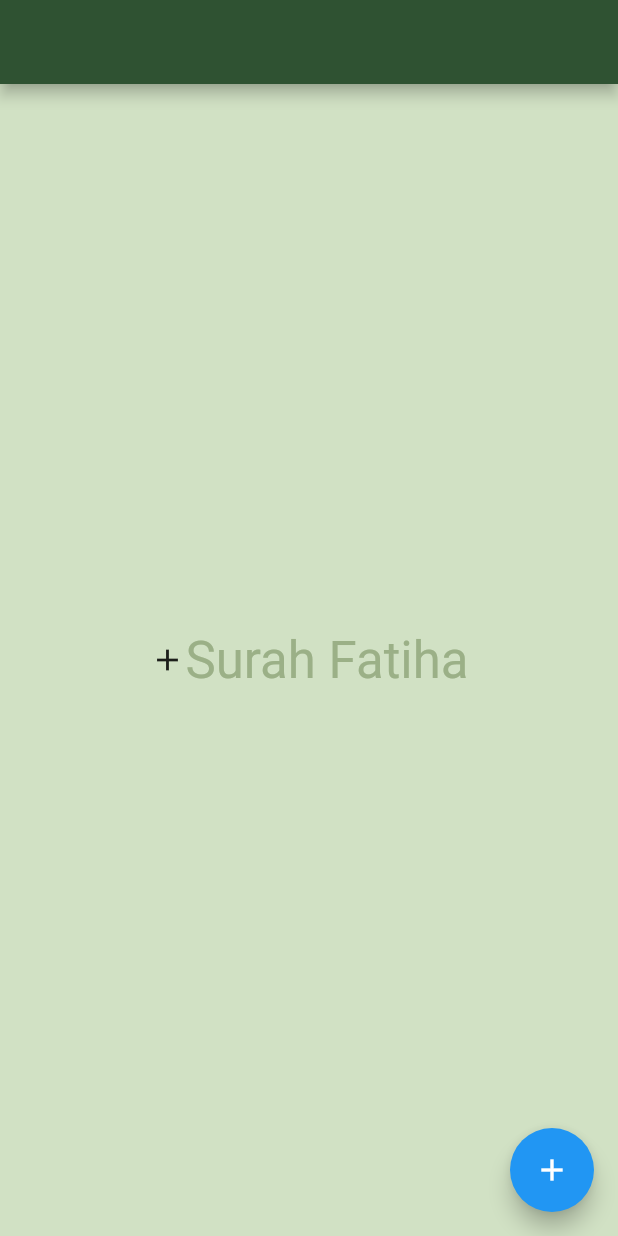
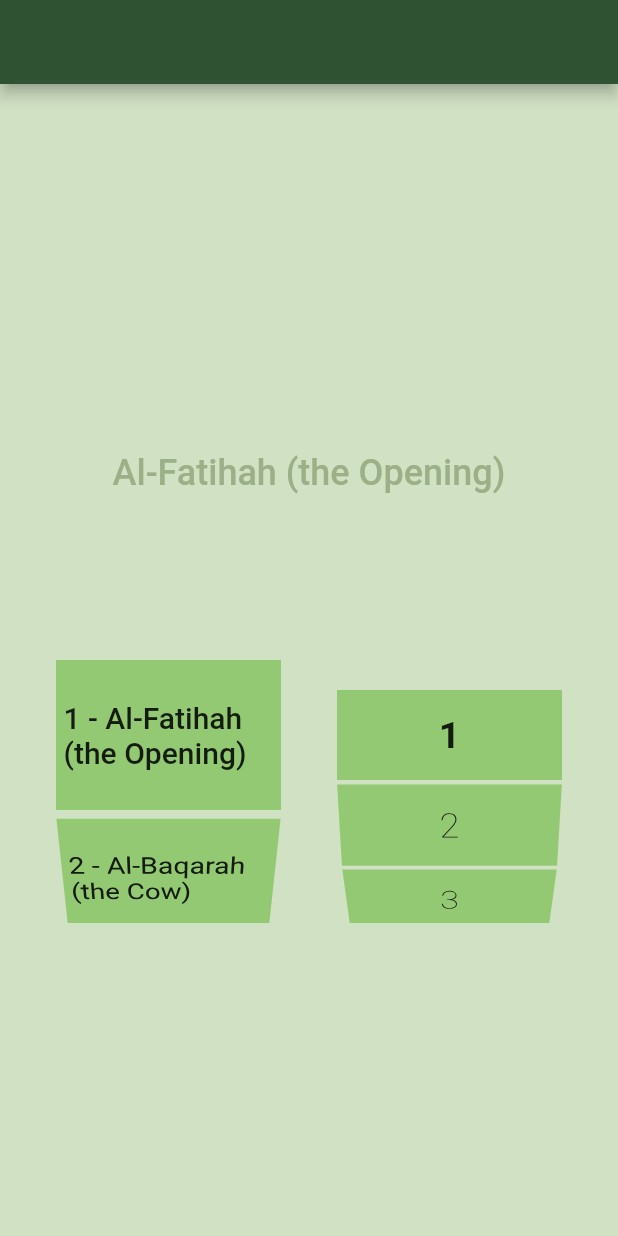
Before and after one commit to ibadsiddiqui/quran-app, a Flutter app: the screen it shows after launch, on a phone screen of 412 x 824 dp. Run offline on Flutter 3.47's test engine with Material 2 defaults, Android fonts, the phone set to English and light mode, and no system bars; our stand-ins replace firebase_core; accounts and stored records are empty.

Commit message:
theme and style updated

```diff
--- a/lib/src/app.dart
+++ b/lib/src/app.dart
@@ -23,6 +23,7 @@ class MyApp extends StatelessWidget {
           return MaterialApp(
             title: 'Flutter Demo',
             theme: getTheme(),
+            debugShowCheckedModeBanner: false,
             home: MyHomePage(title: ''),
           );
         }
--- a/lib/src/pages/dashboard.dart
+++ b/lib/src/pages/dashboard.dart
@@ -1,4 +1,5 @@
 import 'package:flutter/material.dart';
+import 'package:quran_marker/utils/names-list.dart';
 
 class MyHomePage extends StatefulWidget {
   MyHomePage({Key key, this.title}) : super(key: key);
@@ -10,38 +11,110 @@ class MyHomePage extends StatefulWidget {
 }
 
 class _MyHomePageState extends State<MyHomePage> {
-  int _counter = 0;
+  int _selectedSurah = 0;
+  int _selectedVerse = 1;
 
-  void _incrementCounter() {
-    setState(() => _counter++);
+  List _verses = new List<int>.generate(SURAH_NAMES[0]["limit"], (i) => i + 1);
+
+  void _updateSurah(int index) {
+    setState(() {
+      _selectedSurah = index;
+      _verses =
+          new List<int>.generate(SURAH_NAMES[index]["limit"], (i) => i + 1);
+    });
+  }
+
+  void _updateVerse(int index) {
+    setState(() {
+      _selectedVerse = index;
+    });
   }
 
   @override
   Widget build(BuildContext context) {
     ThemeData theme = Theme.of(context);
+    Map surahMap = SURAH_NAMES[this._selectedSurah];
+    print(this._selectedVerse);
     return Scaffold(
       appBar: AppBar(
         title: Text(widget.title),
       ),
-      body: Center(
-        child: Column(
+      body: Column(
         mainAxisAlignment: MainAxisAlignment.center,
         children: <Widget>[
+          Container(
+            alignment: Alignment.center,
+            padding: EdgeInsets.symmetric(horizontal: 30),
+            height: 100,
+            child: Text(
+              surahMap["name"],
+              style: theme.textTheme.headline6,
+              overflow: TextOverflow.fade,
+              softWrap: true,
+            ),
+          ),
           Row(
-              mainAxisAlignment: MainAxisAlignment.center,
+            mainAxisAlignment: MainAxisAlignment.spaceEvenly,
             children: [
-                Icon(Icons.add),
-                Text('Surah Fatiha', style: theme.textTheme.headline4),
+              Container(
+                height: 250,
+                width: 150,
+                // color: Color(0xFF93C972),
+                child: ListWheelScrollView(
+                  itemExtent: 100,
+                  onSelectedItemChanged: this._updateSurah,
+                  children: SURAH_NAMES.map((item) {
+                    var id = item["id"];
+                    var name = item["name"];
+                    return Container(
+                      alignment: Alignment.centerLeft,
+                      padding: EdgeInsets.symmetric(horizontal: 5),
+                      color: Color(0xFF93C972),
+                      child: Text(
+                        "$id - $name",
+                        style: TextStyle(
+                          fontSize: 20,
+                          fontWeight: surahMap["id"] == id
+                              ? FontWeight.w500
+                              : FontWeight.w400,
+                        ),
+                      ),
+                    );
+                  }).toList(),
+                ),
+              ),
+              Container(
+                height: 250,
+                width: 150,
+                // color: Color(0xFF93C972),
+                child: ListWheelScrollView(
+                  itemExtent: 60,
+                  onSelectedItemChanged: this._updateVerse,
+                  children: _verses.map((item) {
+                    return Container(
+                      color: Color(0xFF93C972),
+                      alignment: Alignment.center,
+                      padding: EdgeInsets.symmetric(horizontal: 5),
+                      child: Text("$item",
+                          style: TextStyle(
+                            fontSize: 25,
+                            fontWeight: _selectedVerse == item
+                                ? FontWeight.w600
+                                : FontWeight.w200,
+                          )),
+                    );
+                  }).toList(),
+                ),
+              ),
             ],
           ),
         ],
       ),
-      ),
-      floatingActionButton: FloatingActionButton(
-        onPressed: _incrementCounter,
-        tooltip: 'Increment',
-        child: Icon(Icons.add),
-      ),
+      // floatingActionButton: FloatingActionButton(
+      //   onPressed: _incrementCounter,
+      //   tooltip: 'Increment',
+      //   child: Icon(Icons.add),
+      // ),
     );
   }
 }
--- a/lib/src/pages/theme.dart
+++ b/lib/src/pages/theme.dart
@@ -30,6 +30,7 @@ ThemeData getTheme() {
       ),
       headline4: TextStyle(
         color: Color(0xFF9BB087),
+        fontSize: 30,
         //     color: Color(0xFF281700),
         //     fontWeight: FontWeight.bold,
       ),
@@ -39,11 +40,14 @@ ThemeData getTheme() {
         //     fontSize: 22,
         //     fontWeight: FontWeight.bold,
       ),
-      //   headline6: TextStyle(
-      //     color: Color(0xFF281700),
-      //     fontSize: 14,
-      //     fontWeight: FontWeight.bold,
-      //   ),
+      headline6: TextStyle(
+        color: Color(0xFF9BB087),
+        fontSize: 24,
+
+        //     color: Color(0xFF281700),
+        //     fontSize: 14,
+        //     fontWeight: FontWeight.bold,
+      ),
     ),
     // visualDensity: VisualDensity.adaptivePlatformDensity,
   );
--- a/lib/utils/names-list.dart
+++ b/lib/utils/names-list.dart
@@ -1,116 +1,116 @@
-const List<Map> quran_name = [
-  {"id": 1, "name": "Al-Fatihah (the Opening)"},
-  {"id": 2, "name": "Al-Baqarah (the Cow)"},
-  {"id": 3, "name": "Aali Imran (the Family of Imran)"},
-  {"id": 4, "name": "An-Nisa’ (the Women)"},
-  {"id": 5, "name": "Al-Ma’idah (the Table)"},
-  {"id": 6, "name": "Al-An’am (the Cattle)"},
-  {"id": 7, "name": "Al-A’raf (the Heights)"},
-  {"id": 8, "name": "Al-Anfal (the Spoils of War)"},
-  {"id": 9, "name": "At-Taubah (the Repentance)"},
-  {"id": 10, "name": "Yunus (Yunus)"},
-  {"id": 11, "name": "Hud (Hud)"},
-  {"id": 12, "name": "Yusuf (Yusuf)"},
-  {"id": 13, "name": "Ar-Ra’d (the Thunder)"},
-  {"id": 14, "name": "Ibrahim (Ibrahim)"},
-  {"id": 15, "name": "Al-Hijr (the Rocky Tract)"},
-  {"id": 16, "name": "An-Nahl (the Bees)"},
-  {"id": 17, "name": "Al-Isra’ (the Night Journey)"},
-  {"id": 18, "name": "Al-Kahf (the Cave)"},
-  {"id": 19, "name": "Maryam (Maryam)"},
-  {"id": 20, "name": "Ta-Ha (Ta-Ha)"},
-  {"id": 21, "name": "Al-Anbiya’ (the Prophets)"},
-  {"id": 22, "name": "Al-Haj (the Pilgrimage)"},
-  {"id": 23, "name": "Al-Mu’minun (the Believers)"},
-  {"id": 24, "name": "An-Nur (the Light)"},
-  {"id": 25, "name": "Al-Furqan (the Criterion)"},
-  {"id": 26, "name": "Ash-Shu’ara’ (the Poets)"},
-  {"id": 27, "name": "An-Naml (the Ants)"},
-  {"id": 28, "name": "Al-Qasas (the Stories)"},
-  {"id": 29, "name": "Al-Ankabut (the Spider)"},
-  {"id": 30, "name": "Ar-Rum (the Romans)"},
-  {"id": 31, "name": "Luqman (Luqman)"},
-  {"id": 32, "name": "As-Sajdah (the Prostration)"},
-  {"id": 33, "name": "Al-Ahzab (the Combined Forces)"},
-  {"id": 34, "name": "Saba’ (the Sabeans)"},
-  {"id": 35, "name": "Al-Fatir (the Originator)"},
-  {"id": 36, "name": "Yaseen (Yaseen)"},
-  {"id": 37, "name": "As-Saffah (Those Ranges in Ranks)"},
-  {"id": 38, "name": "Sad (Sad)"},
-  {"id": 39, "name": "Az-Zumar (the Groups)"},
-  {"id": 40, "name": "Ghafar (the Forgiver)"},
-  {"id": 41, "name": "Fusilat (Distinguished)"},
-  {"id": 42, "name": "Ash-Shura (the Consultation)"},
-  {"id": 43, "name": "Az-Zukhruf (the Gold)"},
-  {"id": 44, "name": "Ad-Dukhan (the Smoke)"},
-  {"id": 45, "name": "Al-Jathiyah (the Kneeling)"},
-  {"id": 46, "name": "Al-Ahqaf (the Valley)"},
-  {"id": 47, "name": "Muhammad (Muhammad)"},
-  {"id": 48, "name": "Al-Fat’h (the Victory)"},
-  {"id": 49, "name": "Al-Hujurat (the Dwellings)"},
-  {"id": 50, "name": "Qaf (Qaf)"},
-  {"id": 51, "name": "Adz-Dzariyah (the Scatterers)"},
-  {"id": 52, "name": "At-Tur (the Mount)"},
-  {"id": 53, "name": "An-Najm (the Star)"},
-  {"id": 54, "name": "Al-Qamar (the Moon)"},
-  {"id": 55, "name": "Ar-Rahman (the Most Gracious)"},
-  {"id": 56, "name": "Al-Waqi’ah (the Event)"},
-  {"id": 57, "name": "Al-Hadid (the Iron)"},
-  {"id": 58, "name": "Al-Mujadilah (the Reasoning)"},
-  {"id": 59, "name": "Al-Hashr (the Gathering)"},
-  {"id": 60, "name": "Al-Mumtahanah (the Tested)"},
-  {"id": 61, "name": "As-Saf (the Row)"},
-  {"id": 62, "name": "Al-Jum’ah (Friday)"},
-  {"id": 63, "name": "Al-Munafiqun (the Hypocrites)"},
-  {"id": 64, "name": "At-Taghabun (the Loss & Gain)"},
-  {"id": 65, "name": "At-Talaq (the Divorce)"},
-  {"id": 66, "name": "At-Tahrim (the Prohibition)"},
-  {"id": 67, "name": "Al-Mulk – (the Kingdom)"},
-  {"id": 68, "name": "Al-Qalam (the Pen)"},
-  {"id": 69, "name": "Al-Haqqah (the Inevitable)"},
-  {"id": 70, "name": "Al-Ma’arij (the Elevated Passages)"},
-  {"id": 71, "name": "Nuh (Nuh)"},
-  {"id": 72, "name": "Al-Jinn (the Jinn)"},
-  {"id": 73, "name": "Al-Muzammil (the Wrapped)"},
-  {"id": 74, "name": "Al-Mudaththir (the Cloaked)"},
-  {"id": 75, "name": "Al-Qiyamah (the Resurrection)"},
-  {"id": 76, "name": "Al-Insan (the Human)"},
-  {"id": 77, "name": "Al-Mursalat (Those Sent Forth)"},
-  {"id": 78, "name": "An-Naba’ (the Great News)"},
-  {"id": 79, "name": "An-Nazi’at (Those Who Pull Out)"},
-  {"id": 80, "name": "‘Abasa (He Frowned)"},
-  {"id": 81, "name": "At-Takwir (the Overthrowing)"},
-  {"id": 82, "name": "Al-Infitar (the Cleaving)"},
-  {"id": 83, "name": "Al-Mutaffifin (Those Who Deal in Fraud)"},
-  {"id": 84, "name": "Al-Inshiqaq (the Splitting Asunder)"},
-  {"id": 85, "name": "Al-Buruj (the Stars)"},
-  {"id": 86, "name": "At-Tariq (the Nightcomer)"},
-  {"id": 87, "name": "Al-A’la (the Most High)"},
-  {"id": 88, "name": "Al-Ghashiyah (the Overwhelming)"},
-  {"id": 89, "name": "Al-Fajr (the Dawn)"},
-  {"id": 90, "name": "Al-Balad (the City)"},
-  {"id": 91, "name": "Ash-Shams (the Sun)"},
-  {"id": 92, "name": "Al-Layl (the Night)"},
-  {"id": 93, "name": "Adh-Dhuha (the Forenoon)"},
-  {"id": 94, "name": "Al-Inshirah (the Opening Forth)"},
-  {"id": 95, "name": "At-Tin (the Fig)"},
-  {"id": 96, "name": "Al-‘Alaq (the Clot)"},
-  {"id": 97, "name": "Al-Qadar (the Night of Decree)"},
-  {"id": 98, "name": "Al-Bayinah (the Proof)"},
-  {"id": 99, "name": "Az-Zalzalah (the Earthquake)"},
-  {"id": 100, "name": "Al-‘Adiyah (the Runners)"},
-  {"id": 101, "name": "Al-Qari’ah (the Striking Hour)"},
-  {"id": 102, "name": "At-Takathur (the Piling Up)"},
-  {"id": 103, "name": "Al-‘Asr (the Time)"},
-  {"id": 104, "name": "Al-Humazah (the Slanderer)"},
-  {"id": 105, "name": "Al-Fil (the Elephant)"},
-  {"id": 106, "name": "Quraish (Quraish)"},
-  {"id": 107, "name": "Al-Ma’un (the Assistance)"},
-  {"id": 108, "name": "Al-Kauthar (the River of Abundance)"},
-  {"id": 109, "name": "Al-Kafirun (the Disbelievers)"},
-  {"id": 110, "name": "An-Nasr (the Help)"},
-  {"id": 111, "name": "Al-Masad (the Palm Fiber)"},
-  {"id": 112, "name": "Al-Ikhlas (the Sincerity)"},
-  {"id": 113, "name": "Al-Falaq (the Daybreak)"},
-  {"id": 114, "name": "An-Nas (Mankind)"},
+const List<Map<String, dynamic>> SURAH_NAMES = [
+  {"id": 1, "limit": 7, "name": "Al-Fatihah (the Opening)"},
+  {"id": 2, "limit": 286, "name": "Al-Baqarah (the Cow)"},
+  {"id": 3, "limit": 200, "name": "Aali Imran (the Family of Imran)"},
+  {"id": 4, "limit": 176, "name": "An-Nisa’ (the Women)"},
+  {"id": 5, "limit": 120, "name": "Al-Ma’idah (the Table)"},
+  {"id": 6, "limit": 165, "name": "Al-An’am (the Cattle)"},
+  {"id": 7, "limit": 206, "name": "Al-A’raf (the Heights)"},
+  {"id": 8, "limit": 75, "name": "Al-Anfal (the Spoils of War)"},
+  {"id": 9, "limit": 129, "name": "At-Taubah (the Repentance)"},
+  {"id": 10, "limit": 109, "name": "Yunus (Yunus)"},
+  {"id": 11, "limit": 123, "name": "Hud (Hud)"},
+  {"id": 12, "limit": 111, "name": "Yusuf (Yusuf)"},
+  {"id": 13, "limit": 43, "name": "Ar-Ra’d (the Thunder)"},
+  {"id": 14, "limit": 52, "name": "Ibrahim (Ibrahim)"},
+  {"id": 15, "limit": 99, "name": "Al-Hijr (the Rocky Tract)"},
+  {"id": 16, "limit": 128, "name": "An-Nahl (the Bees)"},
+  {"id": 17, "limit": 111, "name": "Al-Isra’ (the Night Journey)"},
+  {"id": 18, "limit": 110, "name": "Al-Kahf (the Cave)"},
+  {"id": 19, "limit": 98, "name": "Maryam (Maryam)"},
+  {"id": 20, "limit": 135, "name": "Ta-Ha (Ta-Ha)"},
+  {"id": 21, "limit": 112, "name": "Al-Anbiya’ (the Prophets)"},
+  {"id": 22, "limit": 78, "name": "Al-Haj (the Pilgrimage)"},
+  {"id": 23, "limit": 118, "name": "Al-Mu’minun (the Believers)"},
+  {"id": 24, "limit": 64, "name": "An-Nur (the Light)"},
+  {"id": 25, "limit": 77, "name": "Al-Furqan (the Criterion)"},
+  {"id": 26, "limit": 227, "name": "Ash-Shu’ara’ (the Poets)"},
+  {"id": 27, "limit": 93, "name": "An-Naml (the Ants)"},
+  {"id": 28, "limit": 88, "name": "Al-Qasas (the Stories)"},
+  {"id": 29, "limit": 69, "name": "Al-Ankabut (the Spider)"},
+  {"id": 30, "limit": 60, "name": "Ar-Rum (the Romans)"},
+  {"id": 31, "limit": 34, "name": "Luqman (Luqman)"},
+  {"id": 32, "limit": 30, "name": "As-Sajdah (the Prostration)"},
+  {"id": 33, "limit": 73, "name": "Al-Ahzab (the Combined Forces)"},
+  {"id": 34, "limit": 54, "name": "Saba’ (the Sabeans)"},
+  {"id": 35, "limit": 45, "name": "Al-Fatir (the Originator)"},
+  {"id": 36, "limit": 83, "name": "Yaseen (Yaseen)"},
+  {"id": 37, "limit": 182, "name": "As-Saffah (Those Ranges in Ranks)"},
+  {"id": 38, "limit": 88, "name": "Sad (Sad)"},
+  {"id": 39, "limit": 75, "name": "Az-Zumar (the Groups)"},
+  {"id": 40, "limit": 85, "name": "Ghafar (the Forgiver)"},
+  {"id": 41, "limit": 54, "name": "Fusilat (Distinguished)"},
+  {"id": 42, "limit": 53, "name": "Ash-Shura (the Consultation)"},
+  {"id": 43, "limit": 89, "name": "Az-Zukhruf (the Gold)"},
+  {"id": 44, "limit": 59, "name": "Ad-Dukhan (the Smoke)"},
+  {"id": 45, "limit": 37, "name": "Al-Jathiyah (the Kneeling)"},
+  {"id": 46, "limit": 35, "name": "Al-Ahqaf (the Valley)"},
+  {"id": 47, "limit": 38, "name": "Muhammad (Muhammad)"},
+  {"id": 48, "limit": 29, "name": "Al-Fat’h (the Victory)"},
+  {"id": 49, "limit": 18, "name": "Al-Hujurat (the Dwellings)"},
+  {"id": 50, "limit": 45, "name": "Qaf (Qaf)"},
+  {"id": 51, "limit": 60, "name": "Adz-Dzariyah (the Scatterers)"},
+  {"id": 52, "limit": 49, "name": "At-Tur (the Mount)"},
+  {"id": 53, "limit": 62, "name": "An-Najm (the Star)"},
+  {"id": 54, "limit": 55, "name": "Al-Qamar (the Moon)"},
+  {"id": 55, "limit": 78, "name": "Ar-Rahman (the Most Gracious)"},
+  {"id": 56, "limit": 96, "name": "Al-Waqi’ah (the Event)"},
+  {"id": 57, "limit": 29, "name": "Al-Hadid (the Iron)"},
+  {"id": 58, "limit": 22, "name": "Al-Mujadilah (the Reasoning)"},
+  {"id": 59, "limit": 24, "name": "Al-Hashr (the Gathering)"},
+  {"id": 60, "limit": 13, "name": "Al-Mumtahanah (the Tested)"},
+  {"id": 61, "limit": 14, "name": "As-Saf (the Row)"},
+  {"id": 62, "limit": 11, "name": "Al-Jum’ah (Friday)"},
+  {"id": 63, "limit": 11, "name": "Al-Munafiqun (the Hypocrites)"},
+  {"id": 64, "limit": 18, "name": "At-Taghabun (the Loss & Gain)"},
+  {"id": 65, "limit": 12, "name": "At-Talaq (the Divorce)"},
+  {"id": 66, "limit": 12, "name": "At-Tahrim (the Prohibition)"},
+  {"id": 67, "limit": 30, "name": "Al-Mulk – (the Kingdom)"},
+  {"id": 68, "limit": 52, "name": "Al-Qalam (the Pen)"},
+  {"id": 69, "limit": 52, "name": "Al-Haqqah (the Inevitable)"},
+  {"id": 70, "limit": 44, "name": "Al-Ma’arij (the Elevated Passages)"},
+  {"id": 71, "limit": 28, "name": "Nuh (Nuh)"},
+  {"id": 72, "limit": 28, "name": "Al-Jinn (the Jinn)"},
+  {"id": 73, "limit": 20, "name": "Al-Muzammil (the Wrapped)"},
+  {"id": 74, "limit": 56, "name": "Al-Mudaththir (the Cloaked)"},
+  {"id": 75, "limit": 40, "name": "Al-Qiyamah (the Resurrection)"},
+  {"id": 76, "limit": 31, "name": "Al-Insan (the Human)"},
+  {"id": 77, "limit": 50, "name": "Al-Mursalat (Those Sent Forth)"},
+  {"id": 78, "limit": 40, "name": "An-Naba’ (the Great News)"},
+  {"id": 79, "limit": 46, "name": "An-Nazi’at (Those Who Pull Out)"},
+  {"id": 80, "limit": 42, "name": "‘Abasa (He Frowned)"},
+  {"id": 81, "limit": 29, "name": "At-Takwir (the Overthrowing)"},
+  {"id": 82, "limit": 19, "name": "Al-Infitar (the Cleaving)"},
+  {"id": 83, "limit": 36, "name": "Al-Mutaffifin (Those Who Deal in Fraud)"},
+  {"id": 84, "limit": 25, "name": "Al-Inshiqaq (the Splitting Asunder)"},
+  {"id": 85, "limit": 22, "name": "Al-Buruj (the Stars)"},
+  {"id": 86, "limit": 17, "name": "At-Tariq (the Nightcomer)"},
+  {"id": 87, "limit": 19, "name": "Al-A’la (the Most High)"},
+  {"id": 88, "limit": 26, "name": "Al-Ghashiyah (the Overwhelming)"},
+  {"id": 89, "limit": 30, "name": "Al-Fajr (the Dawn)"},
+  {"id": 90, "limit": 20, "name": "Al-Balad (the City)"},
+  {"id": 91, "limit": 15, "name": "Ash-Shams (the Sun)"},
+  {"id": 92, "limit": 21, "name": "Al-Layl (the Night)"},
+  {"id": 93, "limit": 11, "name": "Adh-Dhuha (the Forenoon)"},
+  {"id": 94, "limit": 8, "name": "Al-Inshirah (the Opening Forth)"},
+  {"id": 95, "limit": 8, "name": "At-Tin (the Fig)"},
+  {"id": 96, "limit": 19, "name": "Al-‘Alaq (the Clot)"},
+  {"id": 97, "limit": 5, "name": "Al-Qadar (the Night of Decree)"},
+  {"id": 98, "limit": 8, "name": "Al-Bayinah (the Proof)"},
+  {"id": 99, "limit": 8, "name": "Az-Zalzalah (the Earthquake)"},
+  {"id": 100, "limit": 11, "name": "Al-‘Adiyah (the Runners)"},
+  {"id": 101, "limit": 11, "name": "Al-Qari’ah (the Striking Hour)"},
+  {"id": 102, "limit": 8, "name": "At-Takathur (the Piling Up)"},
+  {"id": 103, "limit": 3, "name": "Al-‘Asr (the Time)"},
+  {"id": 104, "limit": 9, "name": "Al-Humazah (the Slanderer)"},
+  {"id": 105, "limit": 5, "name": "Al-Fil (the Elephant)"},
+  {"id": 106, "limit": 4, "name": "Quraish (Quraish)"},
+  {"id": 107, "limit": 7, "name": "Al-Ma’un (the Assistance)"},
+  {"id": 108, "limit": 3, "name": "Al-Kauthar (the River of Abundance)"},
+  {"id": 109, "limit": 6, "name": "Al-Kafirun (the Disbelievers)"},
+  {"id": 110, "limit": 3, "name": "An-Nasr (the Help)"},
+  {"id": 111, "limit": 5, "name": "Al-Masad (the Palm Fiber)"},
+  {"id": 112, "limit": 4, "name": "Al-Ikhlas (the Sincerity)"},
+  {"id": 113, "limit": 5, "name": "Al-Falaq (the Daybreak)"},
+  {"id": 114, "limit": 6, "name": "An-Nas (Mankind)"},
 ];
```
Lines whose indentation alone changed are shown as unchanged.
